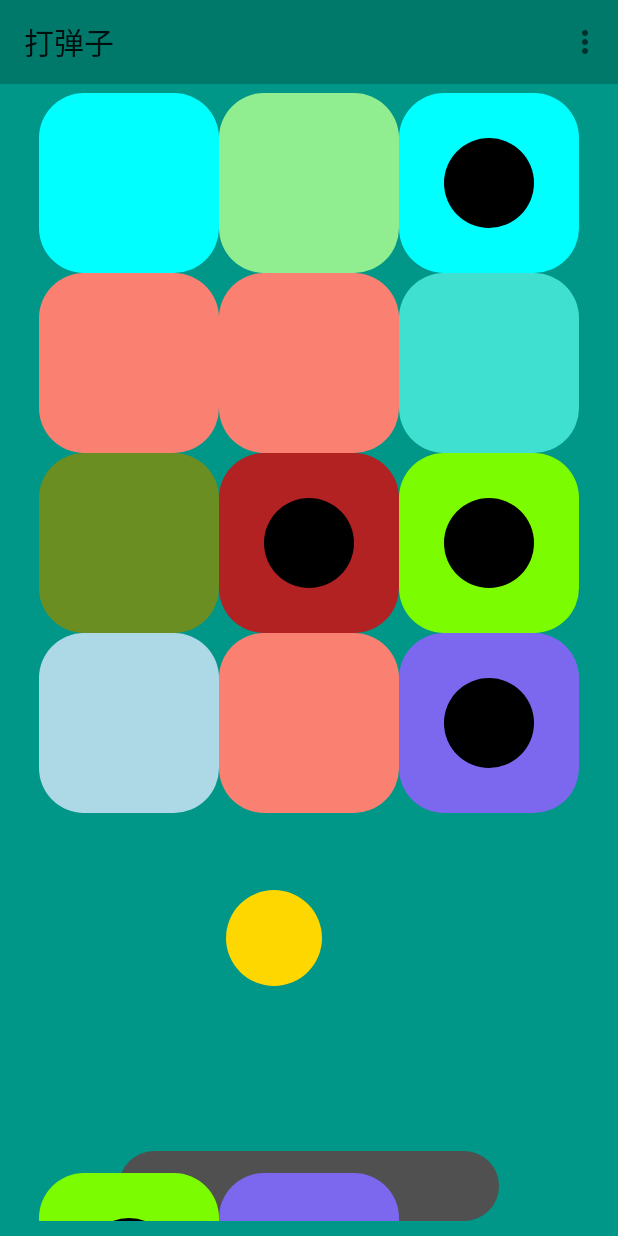
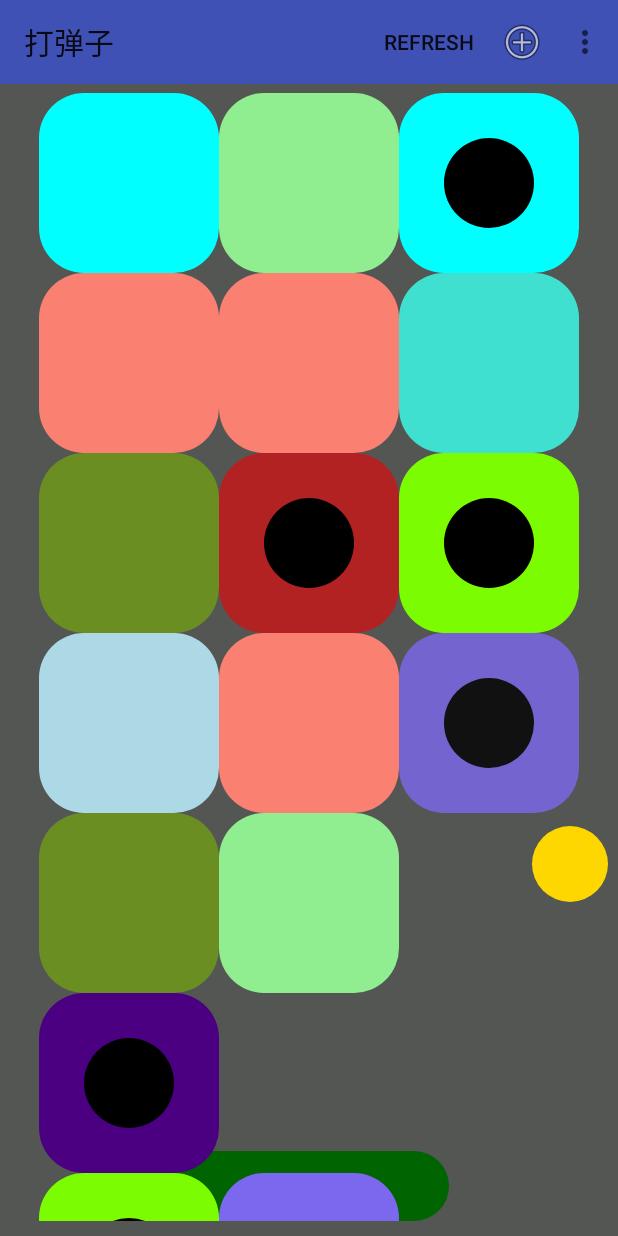
Before and after one commit to laocuo/glassball, an Android app: the screen it shows after launch (GlassBallActivity), after a tap on "开始", on a phone screen of 412 x 824 dp. Run offline under Robolectric (Android 15) with nearby library versions, the phone set to English and light mode, and no system bars.

```diff
--- a/glassball/build.gradle
+++ b/glassball/build.gradle
@@ -2,11 +2,11 @@ apply plugin: 'com.android.application'
 
 android {
     compileSdkVersion 23
-    buildToolsVersion "23.0.3"
+    buildToolsVersion "23.0.2"
 
     defaultConfig {
         applicationId "com.laocuo.glassball"
-        minSdkVersion 9
+        minSdkVersion 21
         targetSdkVersion 23
         versionCode 1
         versionName "1.0"
@@ -21,5 +21,5 @@ android {
 
 dependencies {
     compile fileTree(include: ['*.jar'], dir: 'libs')
-    compile 'com.android.support:appcompat-v7:23.4.0'
+    compile 'com.android.support:design:23.2.0'
 }
--- a/glassball/src/main/java/com/laocuo/glassball/utils/L.java
+++ b/glassball/src/main/java/com/laocuo/glassball/utils/L.java
@@ -17,8 +17,8 @@ public class L
         throw new UnsupportedOperationException("cannot be instantiated");
     }
 
-    public static boolean isDebug = false;// 是否需要打印bug，可以在application的onCreate函数里面初始化
-    private static final String TAG = "zhaocheng";
+    public static boolean isDebug = true;// 是否需要打印bug，可以在application的onCreate函数里面初始化
+    private static final String TAG = "laocuo";
 
     // 下面四个是默认tag的函数
     public static void i(String msg)
--- a/glassball/src/main/java/com/laocuo/glassball/view/BoardView.java
+++ b/glassball/src/main/java/com/laocuo/glassball/view/BoardView.java
@@ -21,7 +21,7 @@ public class BoardView extends View {
         super(context, attrs);
         mPaint = new Paint();
         mPaint.setAntiAlias(true);
-        mPaint.setColor(getResources().getColor(R.color.darkblack));
+        mPaint.setColor(getResources().getColor(R.color.darkgreen));
         mRect = new RectF(0,0,width,height);
     }
 
--- a/glassball/src/main/java/com/laocuo/glassball/view/BrickView.java
+++ b/glassball/src/main/java/com/laocuo/glassball/view/BrickView.java
@@ -1,5 +1,6 @@
 package com.laocuo.glassball.view;
 
+import android.animation.ValueAnimator;
 import android.content.Context;
 import android.graphics.Canvas;
 import android.graphics.Color;
@@ -7,6 +8,7 @@ import android.graphics.Paint;
 import android.graphics.RectF;
 import android.util.AttributeSet;
 import android.view.View;
+import android.view.animation.LinearInterpolator;
 
 import com.laocuo.glassball.utils.L;
 
@@ -26,6 +28,12 @@ public class BrickView extends View {
         return mCenter;
     }
 
+    public interface BrickDisappearListener{
+        void brickDisappear(BrickView bv, int index);
+    }
+
+    private BrickDisappearListener l;
+    private float mAlpha = 1.0f;
     private GlassGameView.Center mCenter;
     public int getBrickIndex() {
         return mBrickIndex;
@@ -73,4 +81,28 @@ public class BrickView extends View {
     public boolean isBlackSheep() {
         return mBlackSheep;
     }
+
+    public void remove(final int mMinIndex) {
+        ValueAnimator ani = ValueAnimator.ofFloat(1.0f, 0);
+        ani.setDuration(500);
+        ani.setInterpolator(new LinearInterpolator());
+        ani.addUpdateListener(new ValueAnimator.AnimatorUpdateListener() {
+            @Override
+            public void onAnimationUpdate(ValueAnimator valueAnimator) {
+                mAlpha = (float) valueAnimator.getAnimatedValue();
+                if (mAlpha > 0) {
+                    BrickView.this.setAlpha(mAlpha);
+                } else {
+                    if (l != null) {
+                        l.brickDisappear(BrickView.this, mMinIndex);
+                    }
+                }
+            }
+        });
+        ani.start();
+    }
+
+    public void setBrickDisappearListener(BrickDisappearListener l) {
+        this.l = l;
+    }
 }
--- a/glassball/src/main/java/com/laocuo/glassball/view/GlassGameView.java
+++ b/glassball/src/main/java/com/laocuo/glassball/view/GlassGameView.java
@@ -1,11 +1,13 @@
 package com.laocuo.glassball.view;
 
+import android.animation.ValueAnimator;
 import android.content.Context;
 import android.os.Handler;
 import android.util.AttributeSet;
 import android.view.MotionEvent;
 import android.view.View;
 import android.view.ViewGroup;
+import android.view.animation.LinearInterpolator;
 
 import com.laocuo.glassball.R;
 import com.laocuo.glassball.utils.L;
@@ -19,7 +21,7 @@ import java.util.Map;
 /**
  * Created by Laocuo on 2016/4/27.
  */
-public class GlassGameView extends ViewGroup {
+public class GlassGameView extends ViewGroup implements BrickView.BrickDisappearListener {
 
     private int mBrickCount = 0;
     private final int BALL_MOVE_SETP_MIN = 6, BALL_MOVE_SETP_MAX = 30;
@@ -68,7 +70,6 @@ public class GlassGameView extends ViewGroup {
         mBoardView = new BoardView(context, attrs);
         mBoardView.setSize(mBoardW, mBoardH);
         addView(mBoardView);
-        mBallCenter = new Center();
         mBoardCenter = new Center();
     }
 
@@ -129,6 +130,13 @@ public class GlassGameView extends ViewGroup {
         bUpdateBall = false;
     }
 
+    @Override
+    public void brickDisappear(BrickView bv, int index) {
+        L.d("brickDisappear:"+index);
+        mBrickMap.remove(index);
+        removeView(bv);
+    }
+
     public class Center {
         public int x,y;
         public Center() {
@@ -142,6 +150,14 @@ public class GlassGameView extends ViewGroup {
             this.x = x;
             this.y = y;
         }
+    }
+
+    @Override
+    public boolean onInterceptTouchEvent(MotionEvent ev) {
+        if (ev.getAction() == MotionEvent.ACTION_DOWN) {
+            return true;
+        }
+        return super.onInterceptTouchEvent(ev);
     }
 
     private float mXdown = 0f;
@@ -207,7 +223,7 @@ public class GlassGameView extends ViewGroup {
             if (Math.abs(mBallCenter.x - mBoardCenter.x) < (mBoardW/2 + mBallR)) {
                 mBallCenterYDir = -1*step;
                 ball_move_step = Math.min(ball_move_step+1,BALL_MOVE_SETP_MAX);
-                L.d("mBrickMap.size():"+mBrickMap.size());
+//                L.d("mBrickMap.size():"+mBrickMap.size());
                 if (mBrickMap.size() < 1) {
                     addInitBricks();
                 }
@@ -255,17 +271,17 @@ public class GlassGameView extends ViewGroup {
         int xDis = Math.abs(c.x - bv.getmCenter().x);
         int yDis = Math.abs(c.y - bv.getmCenter().y);
         if ((xDis <= mBallR + mBrickW/2) && (yDis <= mBallR + mBrickH/2)) {
-            L.d("-----S-------");
-            L.d("xDis:"+xDis+" yDis:"+yDis);
-            L.d("mBallR + mBrickW/2:"+(mBallR + mBrickW/2));
-            L.d("mBallR + mBrickH/2:"+(mBallR + mBrickH/2));
-            L.d("step:"+step+" mBallCenterXDir:"+mBallCenterXDir+" mBallCenterYDir:"+mBallCenterYDir);
-            L.d("c:"+c.x+","+c.y);
-            L.d("bv.getmCenter():"+bv.getmCenter().x+","+bv.getmCenter().y);
-            L.d("mBallCenter:"+mBallCenter.x+","+mBallCenter.y);
+//            L.d("-----S-------");
+//            L.d("xDis:"+xDis+" yDis:"+yDis);
+//            L.d("mBallR + mBrickW/2:"+(mBallR + mBrickW/2));
+//            L.d("mBallR + mBrickH/2:"+(mBallR + mBrickH/2));
+//            L.d("step:"+step+" mBallCenterXDir:"+mBallCenterXDir+" mBallCenterYDir:"+mBallCenterYDir);
+//            L.d("c:"+c.x+","+c.y);
+//            L.d("bv.getmCenter():"+bv.getmCenter().x+","+bv.getmCenter().y);
+//            L.d("mBallCenter:"+mBallCenter.x+","+mBallCenter.y);
             int realxgapDis = Math.abs(mBallCenter.x - bv.getmCenter().x) - mBallR - mBrickW/2;
             int realygapDis = Math.abs(mBallCenter.y - bv.getmCenter().y) - mBallR - mBrickH/2;
-            L.d("realxgapDis:"+realxgapDis+" realygapDis:"+realygapDis);
+//            L.d("realxgapDis:"+realxgapDis+" realygapDis:"+realygapDis);
             int minGap = 0;
             if (realxgapDis >= 0 && realygapDis >=0) {
                 minGap = Math.min(realxgapDis, realygapDis);
@@ -295,14 +311,13 @@ public class GlassGameView extends ViewGroup {
                 mBallCenterXDir = -1 * mBallCenterXDir;
                 mBallCenterYDir = -1 * mBallCenterYDir;
             }
-            L.d("ret:"+ret);
-            L.d("mBallCenter:"+mBallCenter.x+","+mBallCenter.y);
-            L.d("------E------");
+//            L.d("ret:"+ret);
+//            L.d("mBallCenter:"+mBallCenter.x+","+mBallCenter.y);
+//            L.d("------E------");
             if (bv.isBlackSheep()) {
                 reduceBoardAndBallSize();
             }
-            removeView(bv);
-            mBrickMap.remove(mMinIndex);
+            bv.remove(mMinIndex);
         }
 
         mMinDistanceBetweenBallAndBrick = -1;
@@ -363,6 +378,7 @@ public class GlassGameView extends ViewGroup {
         BrickView mBrick = new BrickView(mContext, mAttributeSet, mBrickW, mBrickH, getResources().getColor(color));
         mBrick.setBrickIndex(mBrickCount);
         mBrick.setCenter(getBrickCenter());
+        mBrick.setBrickDisappearListener(this);
         mBrickMap.put(mBrickCount, mBrick);
         addView(mBrick);
         if (false == bUpdateBall) {
--- a/glassball/src/main/res/layout/activity_glass_ball.xml
+++ b/glassball/src/main/res/layout/activity_glass_ball.xml
@@ -9,7 +9,7 @@
         android:id="@+id/toobar"
         android:layout_width="match_parent"
         android:layout_height="?attr/actionBarSize"
-        android:background="?android:attr/colorPrimaryDark" />
+        android:background="?android:attr/colorPrimary" />
 
     <LinearLayout
         android:id="@+id/content"
--- a/glassball/src/main/res/layout/fragment_glass_game.xml
+++ b/glassball/src/main/res/layout/fragment_glass_game.xml
@@ -1,7 +1,7 @@
 <FrameLayout xmlns:android="http://schemas.android.com/apk/res/android"
     xmlns:tools="http://schemas.android.com/tools" android:layout_width="match_parent"
     android:layout_height="match_parent"
-    android:background="?android:attr/colorPrimary"
+    android:background="@color/colorBackground"
     tools:context="com.laocuo.glassball.fragment.GlassGameFragment">
 
     <com.laocuo.glassball.view.GlassGameView
--- a/glassball/src/main/res/layout/fragment_glass_menu.xml
+++ b/glassball/src/main/res/layout/fragment_glass_menu.xml
@@ -2,7 +2,7 @@
 <RelativeLayout xmlns:android="http://schemas.android.com/apk/res/android"
     android:layout_width="match_parent"
     android:layout_height="match_parent"
-    android:background="?android:attr/colorPrimary">
+    android:background="@color/colorBackground" >
 
     <Button
         android:id="@+id/start"
--- a/glassball/src/main/res/menu/menu_glass_ball.xml
+++ b/glassball/src/main/res/menu/menu_glass_ball.xml
@@ -1,5 +1,6 @@
 <menu xmlns:android="http://schemas.android.com/apk/res/android"
+    xmlns:app="http://schemas.android.com/apk/res-auto"
     xmlns:tools="http://schemas.android.com/tools" tools:context=".GlassBallActivity">
     <item android:id="@+id/action_settings" android:title="@string/action_settings"
-        android:orderInCategory="100" android:showAsAction="never" />
+        android:orderInCategory="100" app:showAsAction="never" />
 </menu>
--- a/glassball/src/main/res/menu/menu_glass_ball_sub_game.xml
+++ b/glassball/src/main/res/menu/menu_glass_ball_sub_game.xml
@@ -1,9 +1,11 @@
 <?xml version="1.0" encoding="utf-8"?>
-<menu xmlns:android="http://schemas.android.com/apk/res/android">
+<menu xmlns:android="http://schemas.android.com/apk/res/android"
+    xmlns:app="http://schemas.android.com/apk/res-auto">
     <item android:id="@+id/action_refresh" android:title="@string/action_refresh"
-        android:icon="@android:drawable/ic_popup_sync"
-        android:orderInCategory="100" android:showAsAction="always" />
+        android:orderInCategory="100"
+        app:showAsAction="ifRoom" />
     <item android:id="@+id/action_add" android:title="@string/action_add"
         android:icon="@android:drawable/ic_menu_add"
-        android:orderInCategory="100" android:showAsAction="always" />
+        android:orderInCategory="100"
+        app:showAsAction="ifRoom" />
 </menu>
--- a/glassball/src/main/res/values-v21/styles.xml
+++ b/glassball/src/main/res/values-v21/styles.xml
@@ -1,10 +1,8 @@
 <?xml version="1.0" encoding="utf-8"?>
 <resources>
-    <style name="AppTheme" parent="Theme.AppCompat.DayNight.NoActionBar">
-
-
-        <item name="android:colorPrimary">@color/material_blue_500</item>
-        <item name="android:colorPrimaryDark">@color/material_blue_700</item>
-        <item name="android:colorAccent">@color/material_green_A200</item>
+    <style name="AppThemeMy" parent="Theme.AppCompat.DayNight.NoActionBar">
+        <item name="colorPrimary">@color/colorPrimary</item>
+        <item name="colorPrimaryDark">@color/colorPrimaryDark</item>
+        <item name="colorAccent">@color/colorAccent</item>
     </style>
 </resources>
--- a/glassball/src/main/res/values/colors.xml
+++ b/glassball/src/main/res/values/colors.xml
@@ -1,8 +1,9 @@
 <?xml version="1.0" encoding="utf-8"?>
 <resources>
-    <color name="material_blue_500">#009688</color>
-    <color name="material_blue_700">#00796B</color>
-    <color name="material_green_A200">#FD87A9</color>
+    <color name="colorPrimary">#3F51B5</color>
+    <color name="colorPrimaryDark">#303F9F</color>
+    <color name="colorAccent">#FF4081</color>
+    <color name="colorBackground">#545653</color>
 
     <color name="white">#FFFFFF</color><!--白色 -->
     <color name="ivory">#FFFFF0</color><!--象牙色 -->
--- a/glassball/src/main/res/values/styles.xml
+++ b/glassball/src/main/res/values/styles.xml
@@ -6,8 +6,8 @@
 
     <style name="AppThemeMy" parent="Theme.AppCompat.Light.NoActionBar">
         <!-- Customize your theme here. -->
-        <item name="colorPrimary">@color/material_blue_500</item>
-        <item name="colorPrimaryDark">@color/material_blue_700</item>
-        <item name="colorAccent">@color/material_green_A200</item>
+        <item name="colorPrimary">@color/colorPrimary</item>
+        <item name="colorPrimaryDark">@color/colorPrimaryDark</item>
+        <item name="colorAccent">@color/colorAccent</item>
     </style>
 </resources>
```
Also changed, not shown: glassball/src/main/res/drawable/greenstar.png (deleted), glassball/src/main/res/drawable/jay.jpg (deleted), glassball/src/main/res/drawable/redstar.png (deleted).
